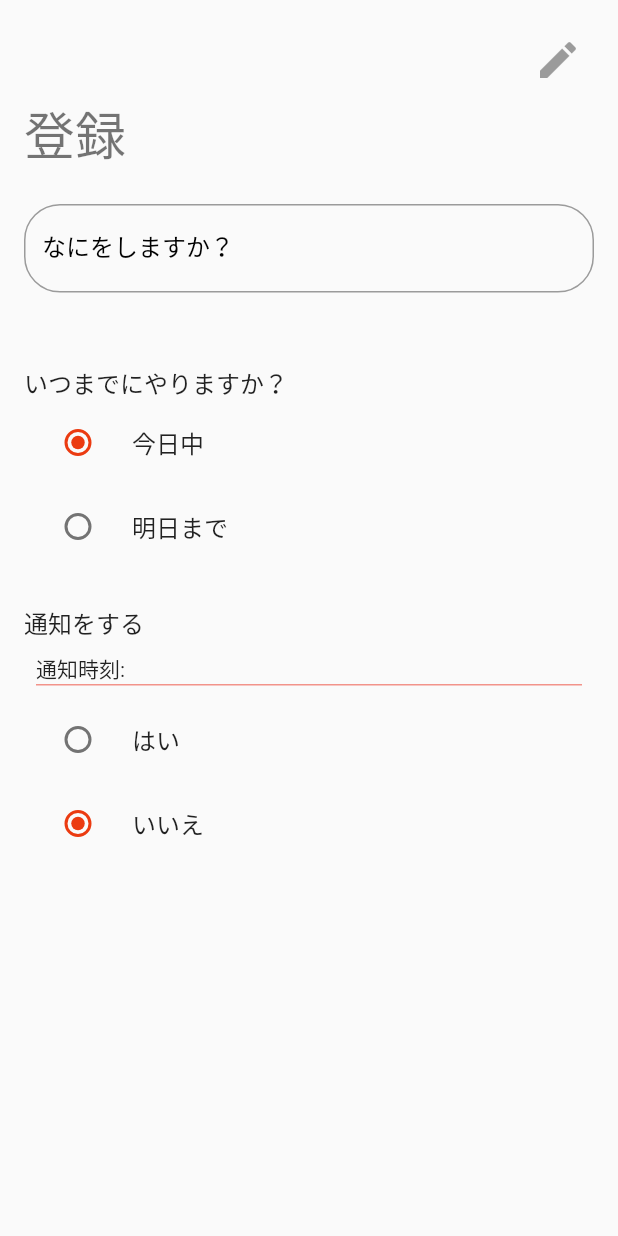
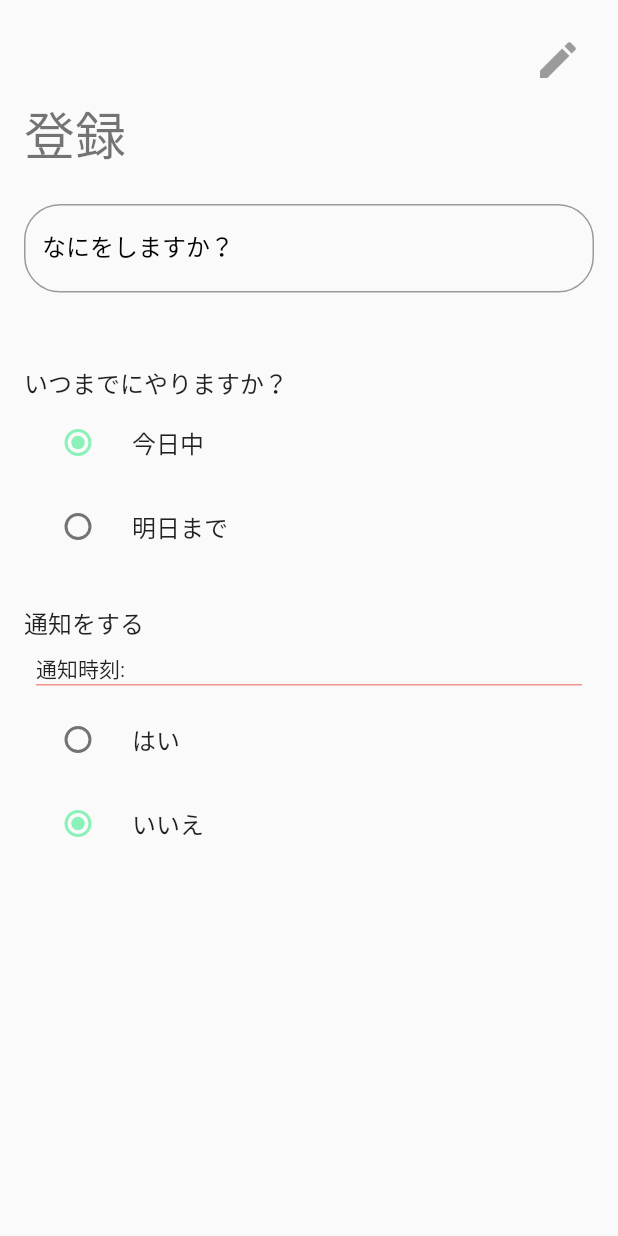
Before and after one commit to fummicc1/todooo-flutter, a Flutter app: the screen it shows once a user with an empty profile is signed in, after a tap on the "add" icon, on a phone screen of 412 x 824 dp. Run offline on Flutter 3.47's test engine with Material 2 defaults, Android fonts, the phone set to English and light mode, and no system bars; our stand-ins replace cloud_firestore, firebase_auth, firebase_core, flutter_datetime_picker, flutter_local_notifications, timezone; accounts and stored records are empty; statements that could not run were skipped.

Commit message:
Add OnBoardingPage

```diff
--- a/lib/main.dart
+++ b/lib/main.dart
@@ -4,6 +4,7 @@ import 'package:flutter_localizations/flutter_localizations.dart';
 import 'package:intl/intl.dart';
 import 'package:provider/provider.dart';
 import 'package:todooo/states/app_state.dart';
+import 'package:todooo/states/on_boarding_state.dart';
 import 'package:todooo/states/todo_list_state.dart';
 import 'package:todooo/ui/pages/home_page.dart';
 import 'package:timezone/data/latest.dart' as tz;
@@ -32,6 +33,11 @@ class MyApp extends StatelessWidget {
                     pageTitle: "リスト",
                     user: appState.user);
               },
+              child: ChangeNotifierProvider(
+                create: (context) {
+                  final AppState appState = Provider.of(context, listen: false);
+                  return OnBoardingState(appState.userRepository);
+                },
                 child: MaterialApp(
                   debugShowCheckedModeBanner: false,
                   localizationsDelegates: [
@@ -53,9 +59,11 @@ class MyApp extends StatelessWidget {
                         800: Color(0xFFbf1c07),
                         900: Color(0xFFaf0f00),
                       }),
-                    backgroundColor: Color(0xFFF0F0F0),
+                      accentColor: Color(0xFF8AF2B8),
+                      backgroundColor: Color(0xFFFEEAE6),
                       highlightColor: Colors.white70),
                   home: HomePage(),
+                ),
               ),
             ),
           );
--- /dev/null
+++ b/lib/states/on_boarding_state.dart
@@ -0,0 +1,40 @@
+import 'package:flutter/cupertino.dart';
+import 'package:flutter/material.dart';
+import 'package:todooo/repositories/user_repository.dart';
+
+class OnBoardingState extends ChangeNotifier {
+
+
+  final UserRepository _userRepository;
+
+  OnBoardingState(this._userRepository);
+
+  String? email = null;
+  String? password = null;
+  String? confirmPassword = null;
+
+  signInAsGuest() async {
+    await _userRepository.signInAnonymously();
+  }
+
+  signInWithEmail() async {
+    final email = this.email;
+    final password = this.password;
+    if (email == null || password == null) {
+      return;
+    }
+    await _userRepository.signInWithEmail(email: email, password: password);
+  }
+
+  Future signUpWithEmail() async {
+    final email = this.email;
+    final password = this.password;
+    if (email == null || password == null) {
+      return;
+    }
+    if (confirmPassword != password) {
+      return Future.error("入力されたパスワードが一致しません");
+    }
+    return await _userRepository.signUpWithEmail(email: email, password: password);
+  }
+}
--- /dev/null
+++ b/lib/ui/components/curved_curtain.dart
@@ -0,0 +1,30 @@
+import 'package:flutter/cupertino.dart';
+
+class CurvedCurtain extends CustomClipper<Path> {
+  @override
+  Path getClip(Size size) {
+    var path = new Path();
+    path.lineTo(0, size.height); //start path with this if you are making at bottom
+
+    var firstStart = Offset(size.width / 5, size.height);
+    //fist point of quadratic bezier curve
+    var firstEnd = Offset(size.width / 2.25, size.height - 50.0);
+    //second point of quadratic bezier curve
+    path.quadraticBezierTo(firstStart.dx, firstStart.dy, firstEnd.dx, firstEnd.dy);
+
+    var secondStart = Offset(size.width - (size.width / 3.24), size.height - 105);
+    //third point of quadratic bezier curve
+    var secondEnd = Offset(size.width, size.height - 10);
+    //fourth point of quadratic bezier curve
+    path.quadraticBezierTo(secondStart.dx, secondStart.dy, secondEnd.dx, secondEnd.dy);
+
+    path.lineTo(size.width, 0); //end with this path if you are making wave at bottom
+    path.close();
+    return path;
+  }
+
+  @override
+  bool shouldReclip(covariant CustomClipper<Path> oldClipper) {
+    return false;
+  }
+}
--- a/lib/ui/pages/detail_todo_page.dart
+++ b/lib/ui/pages/detail_todo_page.dart
@@ -102,7 +102,7 @@ class _DetailToDoPageState extends State<DetailToDoPage> {
                                         .toDo.notificationDateTimeFromEpoch !=
                                     null
                                 ? Text(
-                                    "\t ${convertDateTimeFromEpoch(timeInterval: detailToDoState.toDo.notificationDateTimeFromEpoch!!)}")
+                                    "\t ${convertDateTimeFromEpoch(timeInterval: detailToDoState.toDo.notificationDateTimeFromEpoch!)}")
                                 : Text("未設定")
                           ],
                         )
--- a/lib/ui/pages/home_page.dart
+++ b/lib/ui/pages/home_page.dart
@@ -7,6 +7,7 @@ import 'package:todooo/services/local_notification_service.dart';
 import 'package:todooo/states/app_state.dart';
 import 'package:todooo/states/detail_todo_state.dart';
 import 'package:todooo/ui/pages/detail_todo_page.dart';
+import 'package:todooo/ui/pages/on_boarding_page.dart';
 import 'package:todooo/ui/pages/todo_list_page.dart';
 
 class HomePage extends StatelessWidget {
@@ -22,7 +23,7 @@ class HomePage extends StatelessWidget {
     });
 
     if (appState.user == null) {
-      return Center(child: CircularProgressIndicator());
+      return OnBoardingPage();
     } else {
       return ToDoListPage();
     }
--- /dev/null
+++ b/lib/ui/pages/on_boarding_page.dart
@@ -0,0 +1,296 @@
+import 'package:flutter/cupertino.dart';
+import 'package:flutter/material.dart';
+import 'package:provider/provider.dart';
+import 'package:todooo/states/on_boarding_state.dart';
+import 'package:todooo/ui/components/curved_curtain.dart';
+import 'package:todooo/ui/components/props_account_widget.dart';
+
+class OnBoardingPage extends StatefulWidget {
+  const OnBoardingPage({Key? key}) : super(key: key);
+
+  @override
+  _OnBoardingPageState createState() => _OnBoardingPageState();
+}
+
+enum FormType { SignUp, SignIn, None }
+
+class _OnBoardingPageState extends State<OnBoardingPage> {
+  double height = 0;
+  double opacity = 0;
+  double bottomHeight = 0;
+
+  FormType formType = FormType.None;
+
+  @override
+  void initState() {
+    super.initState();
+
+    Future.delayed(Duration(milliseconds: 300)).then((value) {
+      setState(() {
+        height = 360;
+        opacity = 1;
+        bottomHeight = 360;
+      });
+    });
+  }
+
+  @override
+  Widget build(BuildContext context) {
+    final OnBoardingState onBoardingState = Provider.of(context);
+
+    return Scaffold(
+      floatingActionButton: FloatingActionButton.extended(
+        label: Text(
+          "アカウント登録のメリット",
+        ),
+        backgroundColor: Theme.of(context).backgroundColor,
+        elevation: 2,
+        icon: Icon(Icons.info_outline),
+        onPressed: () {
+          showModalBottomSheet(
+              context: context,
+              barrierColor: Theme.of(context).primaryColor.withAlpha(120),
+              backgroundColor: Colors.transparent,
+              builder: (context) {
+                return Wrap(
+                  children: [
+                    PropsAccountWidget()
+                  ],
+                );
+              });
+        },
+      ),
+      body: Stack(
+        alignment: Alignment.topCenter,
+        children: [
+          Container(
+            color: Theme.of(context).backgroundColor,
+          ),
+          AnimatedContainer(
+            height: height,
+            duration: Duration(seconds: 1),
+            curve: Curves.easeOut,
+            child: Stack(
+              alignment: Alignment.topCenter,
+              children: [
+                Opacity(
+                  opacity: 0.6,
+                  child: ClipPath(
+                    child: Container(
+                      height: 240,
+                      color: Theme.of(context).primaryColor,
+                    ),
+                    clipper: CurvedCurtain(),
+                  ),
+                ),
+                ClipPath(
+                  child: Container(
+                    height: 200,
+                    color: Theme.of(context).primaryColor,
+                  ),
+                  clipper: CurvedCurtain(),
+                ),
+                Positioned(
+                    top: 64,
+                    child: AnimatedOpacity(
+                      duration: Duration(seconds: 1),
+                      opacity: opacity,
+                      child: Text(
+                        "Welcome to Todooo",
+                        style: Theme.of(context)
+                            .textTheme
+                            .headline4
+                            ?.apply(fontWeightDelta: 2, color: Colors.white),
+                      ),
+                    )),
+              ],
+            ),
+          ),
+          Positioned(
+              right: 32,
+              left: 32,
+              bottom: 80,
+              top: height == 0 ? 96 : null,
+              child: AnimatedContainer(
+                height: bottomHeight,
+                duration: Duration(milliseconds: 700),
+                child: AnimatedOpacity(
+                  duration: Duration(milliseconds: 700),
+                  opacity: opacity,
+                  child: SingleChildScrollView(
+                    child: Column(
+                      crossAxisAlignment: CrossAxisAlignment.stretch,
+                      children: [
+                        Container(
+                            height: 150,
+                            child: Image.asset("assets/icon/icon_clear.png")),
+                        SizedBox(
+                          height: 16,
+                        ),
+                        Column(
+                          crossAxisAlignment: CrossAxisAlignment.stretch,
+                          children: buildForm(context, onDecide: () async {
+                            if (formType == FormType.SignIn) {
+                              try {
+                                await onBoardingState.signInWithEmail();
+                              } catch (e) {
+                                ScaffoldMessenger.of(context).showSnackBar(
+                                    SnackBar(content: Text("$e")));
+                              }
+                            } else if (formType == FormType.SignUp) {
+                              try {
+                                await onBoardingState.signUpWithEmail();
+                              } catch (e) {
+                                ScaffoldMessenger.of(context).showSnackBar(
+                                    SnackBar(content: Text("$e")));
+                              }
+                            }
+                          }),
+                        ),
+                        buildSelection(context)
+                      ],
+                    ),
+                  ),
+                ),
+              ))
+        ],
+      ),
+    );
+  }
+
+  List<Widget> buildForm(BuildContext context, {required Function() onDecide}) {
+    final OnBoardingState state = Provider.of(context);
+
+    final spacer = SizedBox(
+      height: 24,
+    );
+
+    final decideButton = Padding(
+        padding: const EdgeInsets.all(12),
+        child: ElevatedButton(
+          onPressed: onDecide,
+          child: Text("決定"),
+          style: ElevatedButton.styleFrom(
+            onPrimary: Theme.of(context).primaryColor,
+            primary: Theme.of(context).backgroundColor,
+          ),
+        ));
+
+    final emailInput = TextField(
+      decoration: InputDecoration(labelText: "メールアドレス"),
+      onChanged: (text) {
+        state.email = text;
+      },
+    );
+    final passwordInput = TextField(
+      decoration: InputDecoration(labelText: "パスワード"),
+      onChanged: (text) {
+        state.password = text;
+      },
+    );
+    if (formType == FormType.SignUp) {
+      final confirmPasswordInput = TextField(
+        decoration: InputDecoration(labelText: "確認用パスワード"),
+        onChanged: (text) {
+          state.confirmPassword = text;
+        },
+      );
+      return [
+        emailInput,
+        spacer,
+        passwordInput,
+        spacer,
+        confirmPasswordInput,
+        spacer,
+        decideButton
+      ];
+    }
+    if (formType == FormType.None) {
+      return [];
+    }
+
+    return [emailInput, spacer, passwordInput, spacer, decideButton];
+  }
+
+  Widget buildSelection(BuildContext context) {
+    final OnBoardingState onBoardingState = Provider.of(context);
+
+    if (formType != FormType.None) {
+      return Padding(
+        padding: const EdgeInsets.all(12.0),
+        child: ElevatedButton(
+            onPressed: () {
+              setState(() {
+                height = 360;
+                formType = FormType.None;
+              });
+            },
+            style: ElevatedButton.styleFrom(
+                onPrimary: Theme.of(context).backgroundColor,
+                primary: Theme.of(context).primaryColor),
+            child: Text("キャンセル")),
+      );
+    }
+
+    return Column(
+      crossAxisAlignment: CrossAxisAlignment.stretch,
+      children: [
+        Container(
+          child: ElevatedButton(
+              onPressed: () {
+                setState(() {
+                  formType = FormType.SignUp;
+                  height = 0;
+                });
+              },
+              style: ElevatedButton.styleFrom(
+                  onPrimary: Theme.of(context).backgroundColor,
+                  primary: Theme.of(context).primaryColor),
+              child: Padding(
+                padding: const EdgeInsets.all(12.0),
+                child: Text(
+                  "メールアドレスで登録",
+                ),
+              )),
+        ),
+        SizedBox(
+          height: 16,
+        ),
+        Container(
+          child: ElevatedButton(
+              onPressed: () {
+                setState(() {
+                  formType = FormType.SignIn;
+                  height = 0;
+                });
+              },
+              style: ElevatedButton.styleFrom(
+                  onPrimary: Theme.of(context).backgroundColor,
+                  primary: Theme.of(context).primaryColor),
+              child: Padding(
+                padding: const EdgeInsets.all(12.0),
+                child: Text(
+                  "メールアドレスでログイン",
+                ),
+              )),
+        ),
+        SizedBox(
+          height: 16,
+        ),
+        ElevatedButton(
+            onPressed: () {
+              onBoardingState.signInAsGuest();
+            },
+            style: ElevatedButton.styleFrom(
+                onPrimary: Theme.of(context).backgroundColor,
+                primary: Theme.of(context).primaryColor),
+            child: Padding(
+              padding: const EdgeInsets.all(12.0),
+              child: Text(
+                "まずはゲストで始める",
+              ),
+            )),
+      ],
+    );
+  }
+}
```
Also changed, not shown: lib/repositories/user_repository.dart (+10 -1 lines), lib/ui/components/props_account_widget.dart (added, +37 -0 lines), lib/ui/components/rounded_text_widget.dart (added, +33 -0 lines), pubspec.yaml (+3 -4 lines), assets/icon/icon_clear.png (added), 1 other file. Lines whose indentation alone changed are shown as unchanged.
